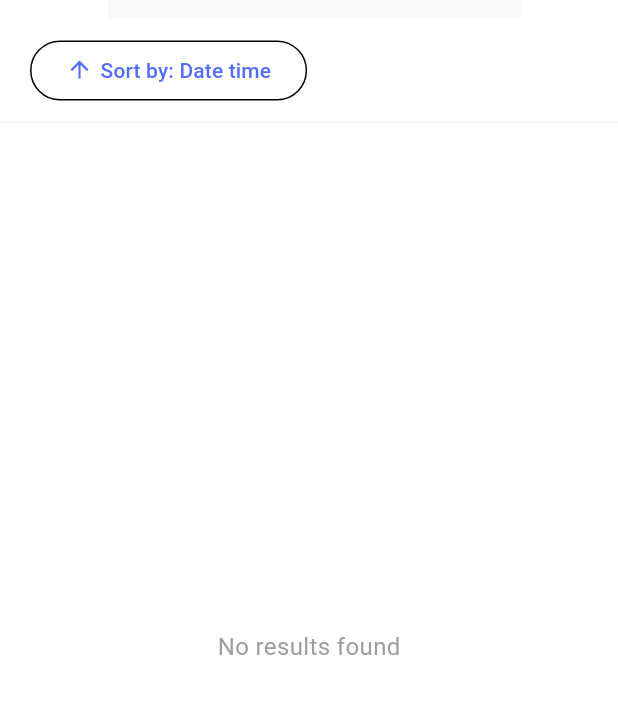
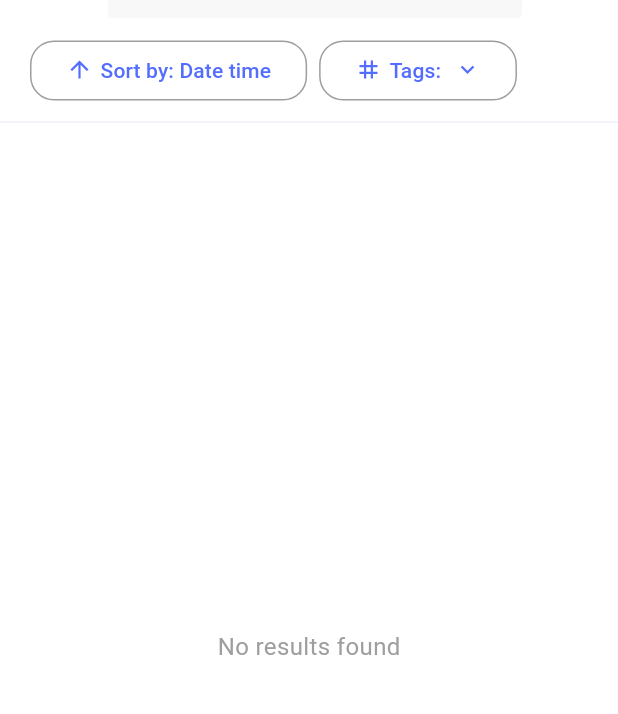
Before and after one commit to eviperz/asr-project-flutter, a Flutter app: the DiarySearchPage screen opened directly with empty values, after a tap on the "filter list" icon, on a phone screen of 412 x 824 dp, the part 66-780 px from its top. Run offline on Flutter 3.47's test engine with Material 3 defaults, Android fonts, the phone set to English and light mode, and no system bars; our stand-ins replace audioplayers, flutter_colorpicker, flutter_riverpod; missing offline and left inert: flutter_quill.

Commit message:
Add feature search by tags

```diff
--- a/lib/pages/diary_form_page/tags_management_modal/tags_management_modal.dart
+++ b/lib/pages/diary_form_page/tags_management_modal/tags_management_modal.dart
@@ -193,7 +193,6 @@ class _TagsManagementModalState extends ConsumerState<TagsManagementModal> {
   }
 
   Widget _buildCreateTagButton(List<Tag> filteredTags) {
-    log(_controller.text.isEmpty.toString());
     return Column(
       children: [
         ListTile(
--- a/lib/pages/diary_search_page/diary_search_page.dart
+++ b/lib/pages/diary_search_page/diary_search_page.dart
@@ -20,6 +20,7 @@ class _DiarySearchPageState extends State<DiarySearchPage> {
   final List<Diary> _filteredDiaries = [];
   late bool _openFilterMenu = false;
   late bool _isAscending = true;
+  final Set<String> _activeTags = {};
 
   @override
   void initState() {
@@ -62,6 +63,22 @@ class _DiarySearchPageState extends State<DiarySearchPage> {
     });
   }
 
+  void _updateFilterTags(String tagName) {
+    setState(() {
+      if (_activeTags.contains(tagName)) {
+        _activeTags.remove(tagName);
+      } else {
+        _activeTags.add(tagName);
+      }
+    });
+  }
+
+  void _clearActiveTags() {
+    setState(() {
+      _activeTags.clear();
+    });
+  }
+
   @override
   Widget build(BuildContext context) {
     return Scaffold(
@@ -86,11 +103,13 @@ class _DiarySearchPageState extends State<DiarySearchPage> {
         ],
         bottom: _openFilterMenu
             ? PreferredSize(
-                preferredSize: Size.fromHeight(
-                    70.0), // Set the height you want for the FilterMenu
+                preferredSize: Size.fromHeight(70.0),
                 child: FilterMenu(
                   onSort: _sort,
                   isAscending: _isAscending,
+                  onSelectTags: _updateFilterTags,
+                  clearActiveTags: _clearActiveTags,
+                  activeTags: _activeTags,
                 ),
               )
             : null,
--- a/lib/pages/diary_search_page/filter_menu.dart
+++ b/lib/pages/diary_search_page/filter_menu.dart
@@ -1,18 +1,21 @@
 import 'package:asr_project/pages/diary_search_page/sort_filter_widget.dart';
+import 'package:asr_project/pages/diary_search_page/tags_filter.dart';
 import 'package:flutter/material.dart';
 
 class FilterMenu extends StatelessWidget {
   final VoidCallback onSort;
   final bool isAscending;
-  // final Function(Set<String>) onSelectTags;
-  // final Set<String> selectedTags;
+  final Function(String) onSelectTags;
+  final Function() clearActiveTags;
+  final Set<String> activeTags;
 
   const FilterMenu({
     super.key,
     required this.onSort,
     required this.isAscending,
-    // required this.onSelectTags,
-    // required this.selectedTags,
+    required this.onSelectTags,
+    required this.clearActiveTags,
+    required this.activeTags,
   });
 
   @override
@@ -25,6 +28,8 @@ class FilterMenu extends StatelessWidget {
             bottom: BorderSide(
                 color: Theme.of(context).colorScheme.primary.withAlpha(24))),
       ),
+      child: SingleChildScrollView(
+        scrollDirection: Axis.horizontal,
         child: Row(
           spacing: 8,
           children: [
@@ -32,11 +37,13 @@ class FilterMenu extends StatelessWidget {
               onSort: onSort,
               isAscending: isAscending,
             ),
-          // TagsFilter(
-          //   onSelectTags: onSelectTags,
-          //   selectedTags: selectedTags,
-          // )
+            TagsFilter(
+              onSelectTags: onSelectTags,
+              clearActiveTags: clearActiveTags,
+              activeTags: activeTags,
+            )
           ],
+        ),
       ),
     );
   }
--- a/lib/pages/home_page/home_page.dart
+++ b/lib/pages/home_page/home_page.dart
@@ -226,7 +226,7 @@ class _HomePageState extends ConsumerState<HomePage> {
 
   Widget _buildHomeWelcomeContainer(BuildContext context, String name) {
     return Container(
-      padding: const EdgeInsets.fromLTRB(20.0, 0, 20.0, 20.0),
+      padding: const EdgeInsets.symmetric(horizontal: 20.0),
       child: Row(
         mainAxisAlignment: MainAxisAlignment.spaceBetween,
         children: [
--- a/lib/pages/workspace_page/workspace_detail_page/workspace_detail_page.dart
+++ b/lib/pages/workspace_page/workspace_detail_page/workspace_detail_page.dart
@@ -163,9 +163,6 @@ class _WorkspaceDetailPageState extends ConsumerState<WorkspaceDetailPage> {
     final List<Diary> diaries =
         ref.read(diaryFoldersProvider.notifier).allDiariesInFolders;
 
-    log(ref.watch(workspaceIdProvider).toString());
-    // log(diaryFolders.length.toString());
-
     return Scaffold(
       appBar: AppBar(
         title: Text(_workspace.name),
--- a/lib/widgets/diary/diary_folder.dart
+++ b/lib/widgets/diary/diary_folder.dart
@@ -44,7 +44,6 @@ class _DiaryFolderState extends State<DiaryFolder> {
 
     if (widget.focusNode != null) {
       _focusNode.requestFocus();
-      log(_focusNode.hasFocus.toString());
     }
 
     _focusNode.addListener(() {
```
Also changed, not shown: lib/core/theme.dart (+10 -0 lines), lib/pages/diary_search_page/filter_button.dart (deleted, +0 -23 lines), lib/pages/diary_search_page/tags_filter.dart (+63 -55 lines), lib/widgets/diary/diary_card.dart (+2 -5 lines). Lines whose indentation alone changed are shown as unchanged.
